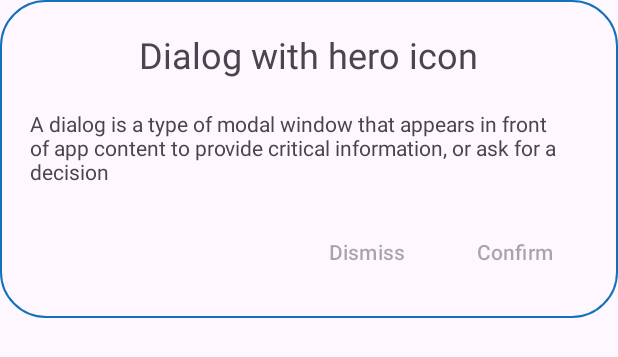
After one commit to Miraccccle/Terricon-Learning-course-Android, an Android app: the layout custom_dialog.xml on its own in the app's theme, with its tools: preview values and no code run, on a phone screen of 412 x 824 dp. The commit adds this screen. Shown: the top 357 px of the screen. Run offline under Robolectric (Android 15) with nearby library versions, the phone set to English and light mode, and no system bars.

Commit message:
Alert dialog

```diff
--- a/app/build.gradle.kts
+++ b/app/build.gradle.kts
@@ -33,6 +33,9 @@ android {
     kotlinOptions {
         jvmTarget = "1.8"
     }
+    buildFeatures {
+        viewBinding = true
+    }
 }
 
 dependencies {
--- a/app/src/main/AndroidManifest.xml
+++ b/app/src/main/AndroidManifest.xml
@@ -1,6 +1,6 @@
 <?xml version="1.0" encoding="utf-8"?>
 <manifest xmlns:android="http://schemas.android.com/apk/res/android"
-    xmlns:tools="http://schemas.android.com/tools">
+    xmlns:tools="http://schemas.android.com/tools" >
 
     <application
         android:allowBackup="true"
@@ -11,10 +11,10 @@
         android:roundIcon="@mipmap/ic_launcher_round"
         android:supportsRtl="true"
         android:theme="@style/Theme.AllertDialog"
-        tools:targetApi="31">
+        tools:targetApi="31" >
         <activity
             android:name=".MainActivity"
-            android:exported="true">
+            android:exported="true" >
             <intent-filter>
                 <action android:name="android.intent.action.MAIN" />
 
--- /dev/null
+++ b/app/src/main/res/drawable/shape.xml
@@ -0,0 +1,6 @@
+<shape xmlns:android="http://schemas.android.com/apk/res/android">
+    <corners android:radius="30dp" />
+    <stroke
+        android:width="1dp"
+        android:color="#1271BB" />
+</shape>
--- /dev/null
+++ b/app/src/main/res/layout/custom_dialog.xml
@@ -0,0 +1,52 @@
+<?xml version="1.0" encoding="utf-8"?>
+<RelativeLayout xmlns:android="http://schemas.android.com/apk/res/android"
+    android:layout_width="match_parent"
+    android:layout_height="wrap_content"
+    android:background="@drawable/shape"
+    android:padding="20dp">
+    <LinearLayout
+        android:layout_width="match_parent"
+        android:layout_height="wrap_content"
+        android:orientation="vertical"
+        android:gravity="center_horizontal"
+        >
+        <TextView
+            android:layout_width="wrap_content"
+            android:layout_height="wrap_content"
+            android:text="@string/titleDialog"
+            android:textSize="24sp"
+            />
+        <TextView
+            android:layout_marginTop="20dp"
+            android:layout_width="wrap_content"
+            android:layout_height="wrap_content"
+            android:text="@string/textDialog"/>
+        <LinearLayout
+            android:layout_width="match_parent"
+            android:layout_height="wrap_content"
+            android:orientation="horizontal"
+            android:gravity="end"
+            android:layout_marginTop="20dp">
+
+            <Button
+                android:id="@+id/dismissBtn"
+                android:layout_width="wrap_content"
+                android:layout_height="wrap_content"
+                android:background="#00FFFFFF"
+                android:hint="@string/dismissDialog"
+                android:textColor="@color/primary"/>
+            <Button
+                android:id="@+id/allowBtn"
+                android:layout_width="wrap_content"
+                android:layout_height="wrap_content"
+                android:hint="@string/confirmDialog"
+                android:background="#00FFFFFF"
+                android:textColor="@color/primary"
+                />
+        </LinearLayout>
+
+    </LinearLayout>
+
+
+
+</RelativeLayout>
--- a/app/src/main/res/values/colors.xml
+++ b/app/src/main/res/values/colors.xml
@@ -2,4 +2,6 @@
 <resources>
     <color name="black">#FF000000</color>
     <color name="white">#FFFFFFFF</color>
+    <color name="primary">#6750a4</color>
+
 </resources>
--- a/app/src/main/res/values/strings.xml
+++ b/app/src/main/res/values/strings.xml
@@ -1,3 +1,7 @@
 <resources>
-    <string name="app_name">Allert Dialog</string>
+    <string name="app_name">Alert Dialog</string>
+    <string name="titleDialog">Dialog with hero icon</string>
+    <string name="confirmDialog">Confirm</string>
+    <string name="dismissDialog">Dismiss</string>
+    <string name="textDialog">A dialog is a type of modal window that appears in front of app content to provide critical information, or ask for a decision</string>
 </resources>
```
Also changed, not shown: app/src/main/java/com/example/allertdialog/MainActivity.kt (+28 -1 lines), app/src/main/res/layout/activity_main.xml (+7 -6 lines).
